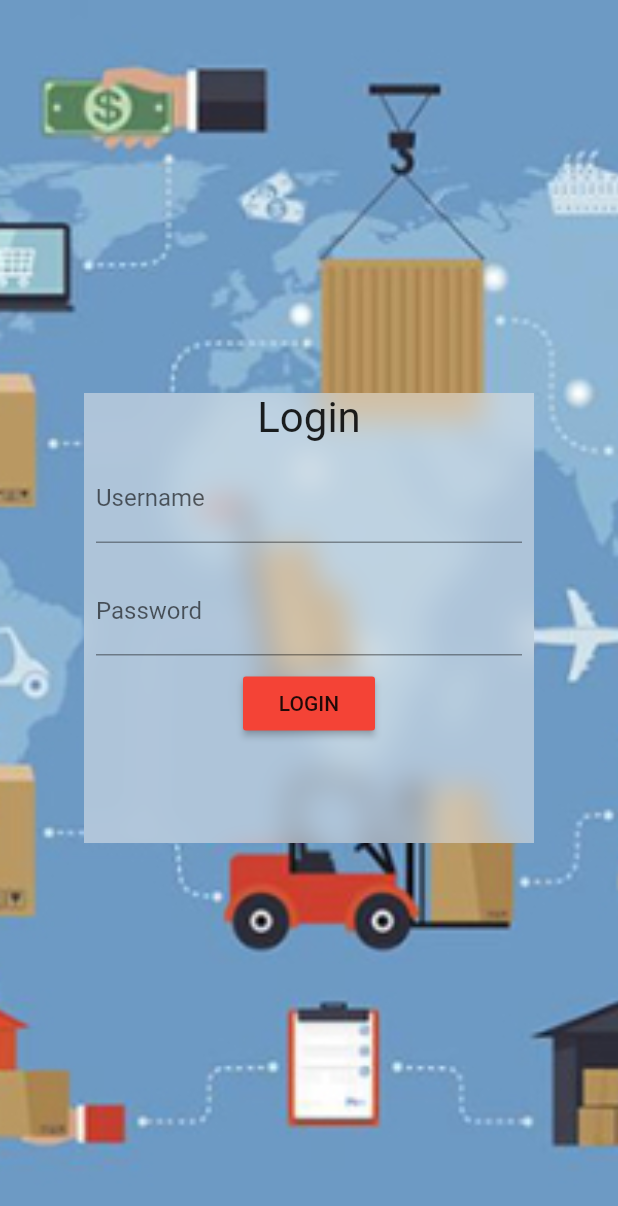
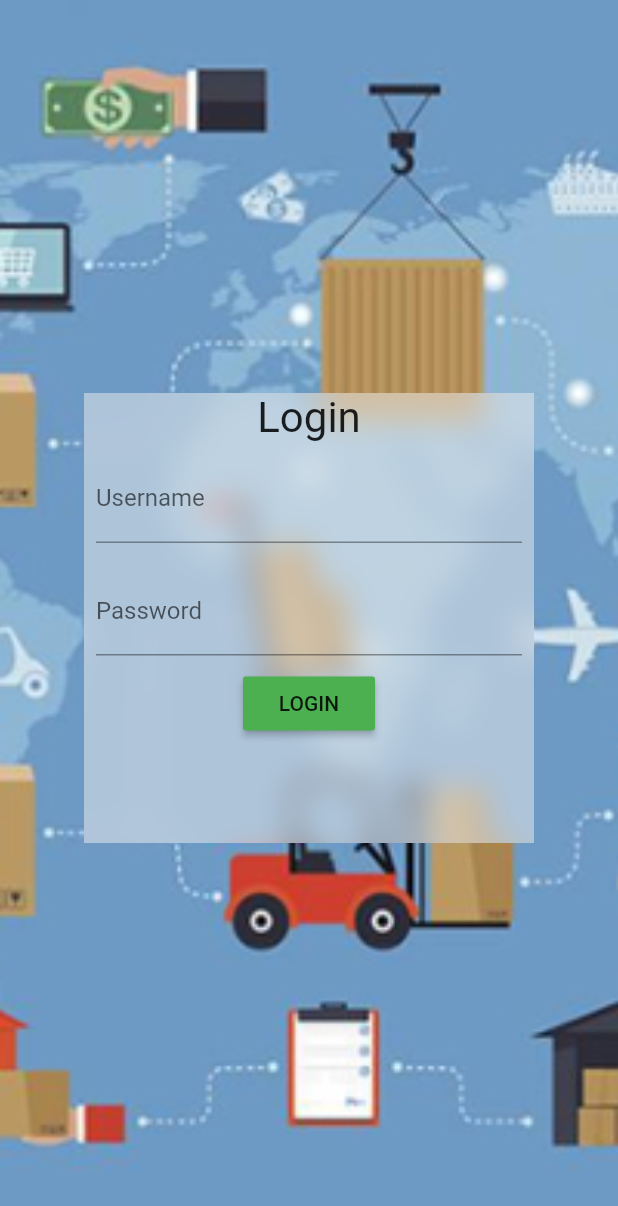
Before and after one commit to fulvioieva/lmm_logistics, a Flutter app: the screen it shows after launch, on a phone screen of 412 x 824 dp. Shown: the top 1206 px of the screen. Run offline on Flutter 3.47's test engine with Material 2 defaults, Android fonts, the phone set to English and light mode, and no system bars; our stand-ins replace sqflite; accounts and stored records are empty.

Commit message:
correzione colori

```diff
--- a/lib/main.dart
+++ b/lib/main.dart
@@ -12,8 +12,11 @@ class LoginApp extends StatelessWidget {
     return new MaterialApp(
       title: 'LMM Logistics',
       theme: new ThemeData(
-        primarySwatch: Colors.red,
+        brightness: Brightness.light,
+        primaryColor: Colors.green, //Changing this will change the color of the TabBar
+        accentColor: Colors.greenAccent,
       ),
+
       routes: routes,
     );
   }
--- a/lib/screens/home/insertdate.dart
+++ b/lib/screens/home/insertdate.dart
@@ -57,6 +57,7 @@ class _InsertDate extends State<InsertDate> {
           children: <Widget>[
             Column(children: <Widget>[
               new Row(children: <Widget>[
+                SizedBox(height: 50.0),
                 new Expanded(
                     child: new TextFormField(
                   decoration: new InputDecoration(
@@ -74,7 +75,7 @@ class _InsertDate extends State<InsertDate> {
                     _chooseDate(context, _controller.text);
                   }),
                 )
-              ]),
+              ]),SizedBox(height: 50.0),
 
                 RaisedButton(
                   child: Text("Prosegui"),
@@ -84,7 +85,7 @@ class _InsertDate extends State<InsertDate> {
                         MaterialPageRoute(
                             builder: (context) => HomeScreen()));
                   },
-                  color: Colors.blue,
+                  color: Colors.green,
                   textColor: Colors.white,
                   padding: EdgeInsets.fromLTRB(10, 10, 10, 10),
                   splashColor: Colors.grey,
--- a/lib/screens/home/pages/adduser_screen.dart
+++ b/lib/screens/home/pages/adduser_screen.dart
@@ -59,6 +59,7 @@ class _AddUserScreen extends State<AddUserScreen> {
     return Scaffold(
       appBar: AppBar(
         title: Text('Inserimento Utenti'),
+        backgroundColor: (Colors.green),
       ),
       body: Center(
         child: ListView(
@@ -101,7 +102,7 @@ class _AddUserScreen extends State<AddUserScreen> {
                       onPressed: () {
                         _addInterinali();
                       },
-                      color: Colors.blue,
+                      color: Colors.green,
                       textColor: Colors.white,
                       padding: EdgeInsets.fromLTRB(10, 10, 10, 10),
                       splashColor: Colors.grey,
@@ -117,7 +118,7 @@ class _AddUserScreen extends State<AddUserScreen> {
                             MaterialPageRoute(builder: (context) => HomeScreen()));
 
                       },
-                      color: Colors.blue,
+                      color: Colors.green,
                       textColor: Colors.white,
                       padding: EdgeInsets.fromLTRB(10, 10, 10, 10),
                       splashColor: Colors.grey,
--- a/lib/screens/home/pages/box_screen.dart
+++ b/lib/screens/home/pages/box_screen.dart
@@ -134,6 +134,7 @@ class _BoxScreen extends State<BoxScreen> {
     return Scaffold(
       appBar: AppBar(
         title: Text('Inserimento colli'),
+        backgroundColor: (Colors.green),
       ),
       body: Center(
         child: ListView(
@@ -280,7 +281,7 @@ class _BoxScreen extends State<BoxScreen> {
                     calculus();
                     setColli();
                   },
-                  color: Colors.blue,
+                  color: Colors.green,
                   textColor: Colors.white,
                   padding: EdgeInsets.fromLTRB(10, 10, 10, 10),
                   splashColor: Colors.grey,
@@ -293,7 +294,7 @@ class _BoxScreen extends State<BoxScreen> {
                     Navigator.push(context,
                         MaterialPageRoute(builder: (context) => HomeScreen()));
                   },
-                  color: Colors.blue,
+                  color: Colors.green,
                   textColor: Colors.white,
                   padding: EdgeInsets.fromLTRB(10, 10, 10, 10),
                   splashColor: Colors.grey,
--- a/lib/screens/home/pages/detail_page.dart
+++ b/lib/screens/home/pages/detail_page.dart
@@ -184,7 +184,7 @@ class _DetailPage extends State<DetailPage> {
                     onPressed: () {
                       _asyncInputDialog(context);
                     },
-                    color: Colors.blue,
+                    color: Colors.green,
                     textColor: Colors.white,
                     padding: EdgeInsets.fromLTRB(10, 10, 10, 10),
                     splashColor: Colors.grey,
@@ -201,7 +201,7 @@ class _DetailPage extends State<DetailPage> {
                           MaterialPageRoute(
                               builder: (context) => HomeScreen()));
                     },
-                    color: Colors.blue,
+                    color: Colors.green,
                     textColor: Colors.white,
                     padding: EdgeInsets.fromLTRB(10, 10, 10, 10),
                     splashColor: Colors.grey,
--- a/lib/screens/home/pages/time_screen.dart
+++ b/lib/screens/home/pages/time_screen.dart
@@ -13,7 +13,7 @@ class TimeScreen extends StatelessWidget {
   Widget build(BuildContext context) {
     return Scaffold(
       appBar: AppBar(
-        title: Text(title),
+        title: Text(title),backgroundColor: (Colors.green),
       ),
       body: FutureBuilder<List<Workers>>(
         future: api.fetchUsers(),
--- a/lib/screens/login/login_screen.dart
+++ b/lib/screens/login/login_screen.dart
@@ -59,7 +59,7 @@ class LoginScreenState extends State<LoginScreen>
     var loginBtn = new RaisedButton(
       onPressed: _submit,
       child: new Text("LOGIN"),
-      color: Colors.primaries[0],
+      color: Colors.green,
     );
     var loginForm = new Column(
       children: <Widget>[
```
Also changed, not shown: lib/screens/home/home_screen.dart (+20 -14 lines).
